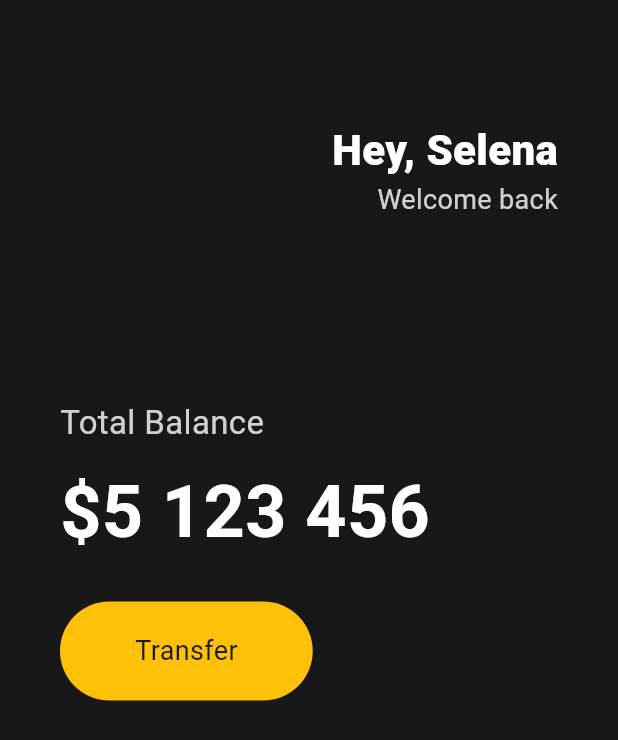
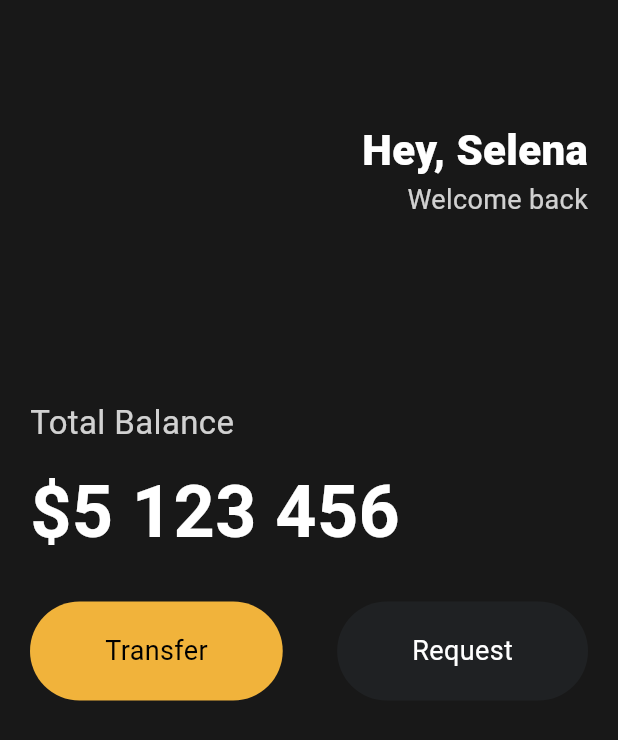
Before and after one commit to judoree/tooflix, a Flutter app: the screen it shows after launch, on a phone screen of 412 x 824 dp. Shown: the top 740 px of the screen. Run offline on Flutter 3.47's test engine with Material 3 defaults, Android fonts, the light colour scheme and no system bars.

Commit message:
Reusable Widget

```diff
--- a/lib/main.dart
+++ b/lib/main.dart
@@ -1,4 +1,5 @@
 import 'package:flutter/material.dart';
+import 'package:tooflix/widgets/Button.dart';
 
 void main() {
   runApp(const App());
@@ -14,7 +15,7 @@ class App extends StatelessWidget {
         backgroundColor: const Color(0xFF181818),
         body: Padding(
           padding: const EdgeInsets.symmetric(
-            horizontal: 40,
+            horizontal: 20,
           ),
           child: Column(
             crossAxisAlignment: CrossAxisAlignment.start,
@@ -71,26 +72,18 @@ class App extends StatelessWidget {
               const SizedBox(
                 height: 25,
               ),
-              Row(
+              const Row(
+                mainAxisAlignment: MainAxisAlignment.spaceBetween,
                 children: [
-                  Container(
-                    decoration: BoxDecoration(
-                        color: Colors.amber,
-                        borderRadius: BorderRadius.circular(
-                          45,
-                        )),
-                    child: const Padding(
-                      padding: EdgeInsets.symmetric(
-                        vertical: 20,
-                        horizontal: 50,
-                      ),
-                      child: Text(
-                        'Transfer',
-                        style: TextStyle(
-                          fontSize: 18,
-                        ),
-                      ),
-                    ),
+                  Button(
+                    text: "Transfer",
+                    bgColor: Color(0xFFF1B33B),
+                    textColor: Colors.black,
+                  ),
+                  Button(
+                    text: 'Request',
+                    bgColor: Color(0xFF1f2123),
+                    textColor: Colors.white,
                   ),
                 ],
               ),
--- /dev/null
+++ b/lib/widgets/Button.dart
@@ -0,0 +1,39 @@
+import 'package:flutter/material.dart';
+
+class Button extends StatelessWidget {
+  final String text;
+  final Color bgColor;
+  final Color textColor;
+
+  const Button({
+    super.key,
+    required this.text,
+    required this.bgColor,
+    required this.textColor,
+  });
+
+  @override
+  Widget build(BuildContext context) {
+    return Container(
+      decoration: BoxDecoration(
+        color: bgColor,
+        borderRadius: BorderRadius.circular(
+          45,
+        ),
+      ),
+      child: Padding(
+        padding: const EdgeInsets.symmetric(
+          vertical: 20,
+          horizontal: 50,
+        ),
+        child: Text(
+          text,
+          style: TextStyle(
+            color: textColor,
+            fontSize: 18,
+          ),
+        ),
+      ),
+    );
+  }
+}
```
